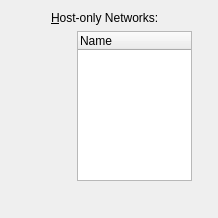
First picture: the form in vbox/src/VBox/Frontends/VirtualBox/src/settings/global/UIGlobalSettingsNetwork.ui, repository jljuxgm/vboxgit, before the edit.
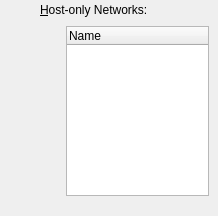
Second picture: the form after the edit. Custom widgets are drawn as their Qt base class.

```diff
--- a/vbox/src/VBox/Frontends/VirtualBox/src/settings/global/UIGlobalSettingsNetwork.ui
+++ b/vbox/src/VBox/Frontends/VirtualBox/src/settings/global/UIGlobalSettingsNetwork.ui
@@ -23,8 +23,11 @@
     <height>216</height>
    </rect>
   </property>
-  <layout class="QGridLayout" name="gridLayout">
-   <item row="0" column="0" rowspan="4">
+  <layout class="QGridLayout">
+   <property name="margin">
+    <number>0</number>
+   </property>
+   <item row="0" column="0">
     <spacer>
      <property name="orientation">
       <enum>Qt::Horizontal</enum>
@@ -40,36 +43,26 @@
      </property>
     </spacer>
    </item>
-   <item row="0" column="1" colspan="3">
-    <widget class="QLabel" name="mLbPageName">
+   <item row="0" column="1" colspan="2">
+    <widget class="QLabel" name="m_pPageNameLabel">
      <property name="text">
       <string>&amp;Host-only Networks:</string>
      </property>
      <property name="buddy">
-      <cstring>mTwInterfaces</cstring>
+      <cstring>m_pInterfacesTree</cstring>
      </property>
     </widget>
    </item>
    <item row="1" column="2">
-    <widget class="QWidget" native="1" name="m_pWidNetwork" >
-     <layout class="QHBoxLayout" >
-      <property name="leftMargin" >
-       <number>0</number>
-      </property>
-      <property name="topMargin" >
-       <number>0</number>
-      </property>
-      <property name="rightMargin" >
-       <number>0</number>
-      </property>
-      <property name="bottomMargin" >
-       <number>0</number>
-      </property>
-      <property name="spacing" >
+    <layout class="QHBoxLayout" name="m_pLayout1">
+     <property name="spacing">
        <number>1</number>
       </property>
+     <property name="margin">
+      <number>0</number>
+     </property>
       <item>
-       <widget class="QTreeWidget" name="mTwInterfaces">
+      <widget class="QTreeWidget" name="m_pInterfacesTree">
         <property name="sizePolicy">
          <sizepolicy hsizetype="Expanding" vsizetype="Expanding">
           <horstretch>0</horstretch>
@@ -96,16 +89,15 @@
        </widget>
       </item>
       <item>
-       <widget class="UIToolBar" name="mTbActions">
+      <widget class="UIToolBar" name="m_pActionsToolbar">
         <property name="orientation">
          <enum>Qt::Horizontal</enum>
         </property>
        </widget>
       </item>
      </layout>
-    </widget>
    </item>
-   <item row="1" column="1" rowspan="2">
+   <item row="1" column="1">
     <spacer>
      <property name="orientation">
       <enum>Qt::Horizontal</enum>
@@ -116,13 +108,13 @@
      <property name="sizeHint" stdset="0">
       <size>
        <width>20</width>
-       <height>20</height>
+       <height>0</height>
       </size>
      </property>
     </spacer>
    </item>
-   <item row="2" column="2" colspan="2">
-    <widget class="QLabel" name="mLbInfo">
+   <item row="2" column="2">
+    <widget class="QLabel" name="m_pInfoLabel">
      <property name="sizePolicy">
       <sizepolicy hsizetype="Expanding" vsizetype="Minimum">
        <horstretch>0</horstretch>
```
Left out of the diff: 3 changed lines with no effect on the pictures. Lines whose indentation alone changed are shown as unchanged.
